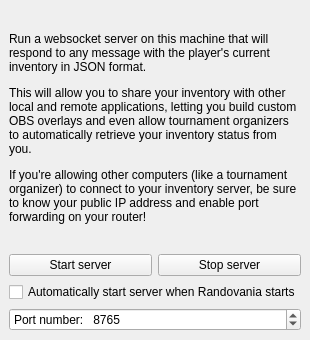
Before: the Qt Designer form randovania/gui/ui_files/inventory_server.ui in randovania/randovania, drawn with Qt 5.
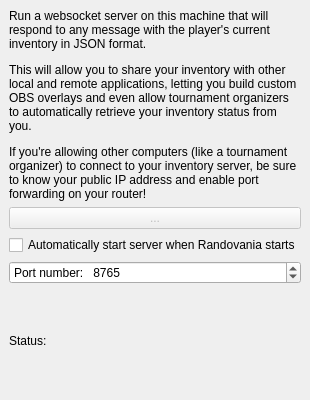
After: the same form once the commit is applied.

Commit message:
Streamlined server-gui interactions.
Added InventoryServerStatus and callback functionality, modified GUI to use InventoryServer as its data model.

```diff
--- a/randovania/gui/ui_files/inventory_server.ui
+++ b/randovania/gui/ui_files/inventory_server.ui
@@ -7,7 +7,7 @@
     <x>0</x>
     <y>0</y>
     <width>300</width>
-    <height>340</height>
+    <height>400</height>
    </rect>
   </property>
   <property name="maximumSize">
@@ -37,17 +37,13 @@
       </property>
      </widget>
     </item>
-    <item row="1" column="0">
-     <widget class="QPushButton" name="inventory_server_start_button">
+    <item row="1" column="0" colspan="2">
+     <widget class="QPushButton" name="inventory_server_button">
       <property name="text">
-       <string>Start server</string>
+       <string>...</string>
       </property>
-     </widget>
-    </item>
-    <item row="1" column="1">
-     <widget class="QPushButton" name="inventory_server_stop_button">
-      <property name="text">
-       <string>Stop server</string>
+      <property name="enabled">
+       <bool>false</bool>
       </property>
      </widget>
     </item>
@@ -77,6 +73,16 @@
       </property>
      </widget>
     </item>
+    <item row="4" column="0" colspan="2">
+     <widget class="QLabel" name="inventory_server_status">
+      <property name="text">
+       <string>Status: </string>
+      </property>
+      <property name="wordWrap">
+       <bool>true</bool>
+      </property>
+     </widget>
+    </item>
    </layout>
   </widget>
  </widget>
```
Left out of the diff: 1 changed line with no effect on the pictures. The commit also changes 2 other files.
